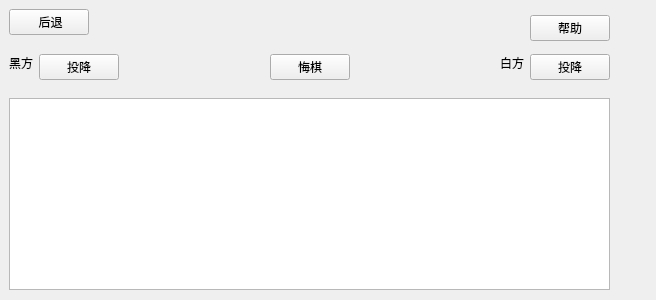
Above: fivechessform.ui from shendl1978/testQGraphicsView1 before the change. Below: the same form after it.
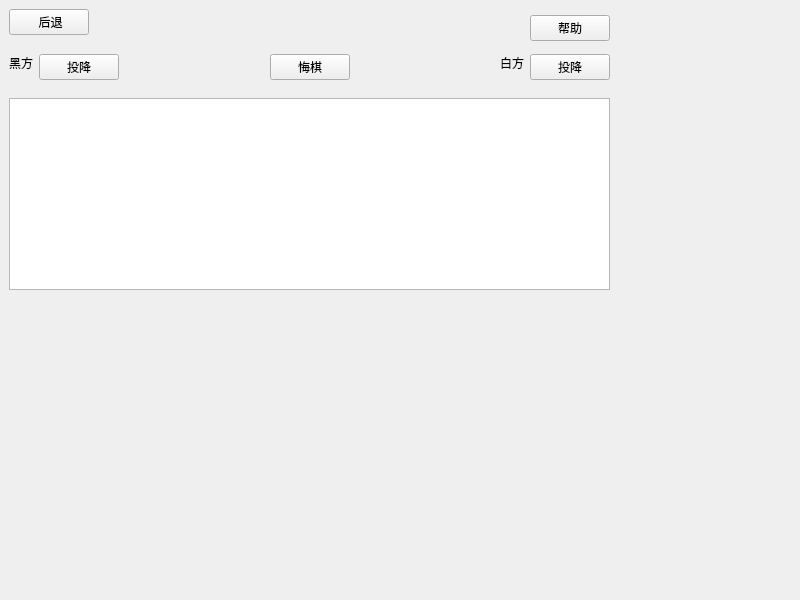
That is the form after the change.

Diff of the .ui file:
```diff
--- a/fivechessform.ui
+++ b/fivechessform.ui
@@ -6,8 +6,8 @@
    <rect>
     <x>0</x>
     <y>0</y>
-    <width>656</width>
-    <height>300</height>
+    <width>800</width>
+    <height>600</height>
    </rect>
   </property>
   <property name="windowTitle">
```
